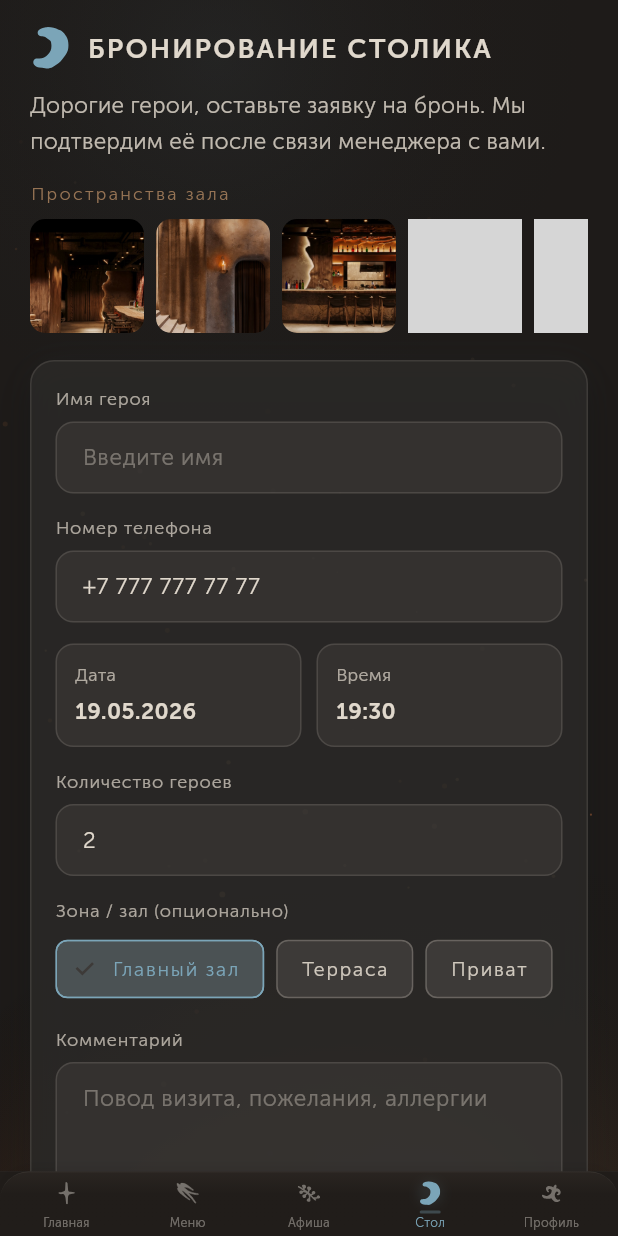
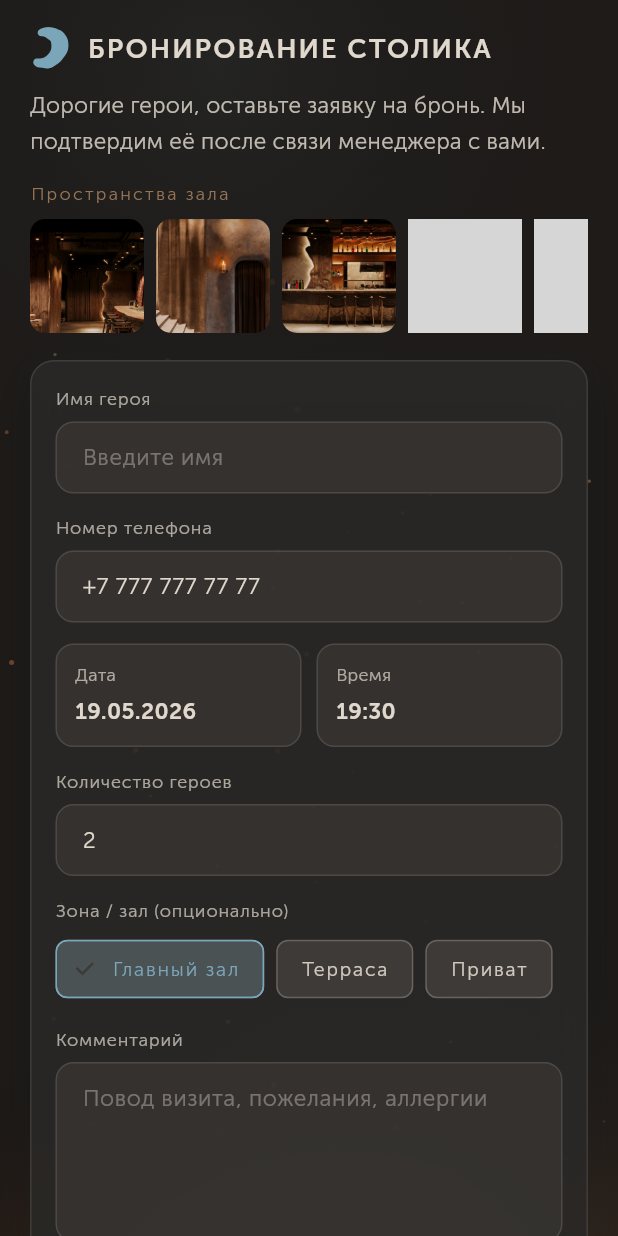
Before and after one commit to PannoApp/Panno, a Flutter app: the screen it shows after launch, scrolled down 576 dp, after a tap on "Забронировать стол", on a phone screen of 412 x 824 dp. Run offline on Flutter 3.47's test engine with Material 3 defaults, Android fonts, the phone set to English and light mode, and no system bars; our stand-ins replace flutter_animate, flutter_svg, sensors_plus, shared_preferences; grey boxes are pictures that could not be loaded.

Commit message:
feat: add InteriorScreen and update navigation for BookingScreen in home action and event blocks

```diff
--- a/lib/core/home_data.dart
+++ b/lib/core/home_data.dart
@@ -2,6 +2,9 @@
 // UI читает только эти модели, не хардкодит строки/цвета/пути
 import 'package:flutter/material.dart';
 import 'theme.dart';
+
+/// Открыть [BookingScreen] через Navigator.push, не tab.
+const int kNavOpenBooking = -1;
 
 // ─────────────────────────────────────────────────────────────────────────────
 // Категории меню / разделы путешествия
@@ -22,7 +25,8 @@
   final String subtitle;
   final String totemAsset;
   final Color accentColor;
-  final int navIndex; // куда перейти при нажатии
+  /// Индекс вкладки RootShell или [kNavOpenBooking] для push BookingScreen.
+  final int navIndex;
   final String? badge; // опциональный бейдж (например «NEW»)
 }
 
@@ -49,7 +53,7 @@
     subtitle: 'Мероприятия',
     totemAsset: 'assets/images/tree_totem (1).svg',
     accentColor: Color(0xFF9BB898), // приглушённый зелёный (природа, АУА)
-    navIndex: 2,
+    navIndex: 3,
     badge: 'СКОРО',
   ),
   MenuCategory(
@@ -58,7 +62,7 @@
     subtitle: 'Стол на вечер',
     totemAsset: 'assets/images/moon_totem (1).svg',
     accentColor: PiligrimColors.water,
-    navIndex: 3,
+    navIndex: kNavOpenBooking,
   ),
 ];
 
--- a/lib/main.dart
+++ b/lib/main.dart
@@ -6,8 +6,8 @@
 import 'screens/splash_screen.dart';
 import 'screens/home_screen.dart';
 import 'screens/menu_screen.dart';
+import 'screens/interior_screen.dart';
 import 'screens/events_screen.dart';
-import 'screens/booking_screen.dart';
 import 'screens/profile_screen.dart';
 import 'widgets/bottom_nav_bar.dart';
 
@@ -82,8 +82,8 @@
         children: [
           HomeScreen(onNavigate: _navigate),
           const MenuScreen(),
+          const InteriorScreen(),
           const EventsScreen(),
-          const BookingScreen(),
           const ProfileScreen(),
         ],
       ),
--- /dev/null
+++ b/lib/screens/interior_screen.dart
@@ -0,0 +1,104 @@
+// Интерьер ресторана — галерея пространства (tab).
+import 'package:flutter/material.dart';
+import '../core/interior_assets.dart';
+import '../core/theme.dart';
+import '../widgets/piligrim_background.dart';
+
+class InteriorScreen extends StatefulWidget {
+  const InteriorScreen({super.key});
+
+  @override
+  State<InteriorScreen> createState() => _InteriorScreenState();
+}
+
+class _InteriorScreenState extends State<InteriorScreen>
+    with AutomaticKeepAliveClientMixin {
+  @override
+  bool get wantKeepAlive => true;
+
+  @override
+  Widget build(BuildContext context) {
+    super.build(context);
+    final images = PiligrimInteriorAssets.allInteriorPngs;
+    final cacheW = PiligrimInteriorAssets.decodeCacheWidth(context);
+
+    return Scaffold(
+      backgroundColor: const Color(0xFF1E1B19),
+      body: Stack(
+        children: [
+          const Positioned.fill(child: PiligrimBackground(cinematic: true)),
+          SafeArea(
+            bottom: false,
+            child: CustomScrollView(
+              physics: const BouncingScrollPhysics(
+                parent: AlwaysScrollableScrollPhysics(),
+              ),
+              slivers: [
+                SliverToBoxAdapter(
+                  child: Padding(
+                    padding: const EdgeInsets.fromLTRB(24, 16, 24, 8),
+                    child: Column(
+                      crossAxisAlignment: CrossAxisAlignment.start,
+                      children: [
+                        Text(
+                          'ИНТЕРЬЕР',
+                          style: PiligrimTextStyles.sectionLabel.copyWith(
+                            letterSpacing: 2.8,
+                            color: PiligrimColors.sky.withValues(alpha: 0.55),
+                          ),
+                        ),
+                        const SizedBox(height: 8),
+                        Text(
+                          'Пространство PILIGRIM',
+                          style: PiligrimTextStyles.heading.copyWith(
+                            fontSize: 24,
+                            color: PiligrimColors.sky,
+                            height: 1.25,
+                          ),
+                        ),
+                        const SizedBox(height: 10),
+                        Text(
+                          'Тёплый свет, дерево и тишина — атмосфера Modern Nomad.',
+                          style: PiligrimTextStyles.body.copyWith(
+                            fontSize: 13,
+                            height: 1.55,
+                            color: PiligrimColors.sky.withValues(alpha: 0.72),
+                          ),
+                        ),
+                      ],
+                    ),
+                  ),
+                ),
+                SliverPadding(
+                  padding: const EdgeInsets.fromLTRB(20, 12, 20, 100),
+                  sliver: SliverGrid(
+                    gridDelegate: const SliverGridDelegateWithFixedCrossAxisCount(
+                      crossAxisCount: 2,
+                      mainAxisSpacing: 12,
+                      crossAxisSpacing: 12,
+                      childAspectRatio: 0.82,
+                    ),
+                    delegate: SliverChildBuilderDelegate(
+                      (context, i) {
+                        final path = images[i];
+                        return ClipRRect(
+                          borderRadius: BorderRadius.circular(12),
+                          child: Image.asset(
+                            path,
+                            fit: BoxFit.cover,
+                            cacheWidth: cacheW,
+                          ),
+                        );
+                      },
+                      childCount: images.length,
+                    ),
+                  ),
+                ),
+              ],
+            ),
+          ),
+        ],
+      ),
+    );
+  }
+}
--- a/lib/widgets/bottom_nav_bar.dart
+++ b/lib/widgets/bottom_nav_bar.dart
@@ -24,8 +24,8 @@
   static const _items = [
     _NavItem(label: 'Главная', asset: 'assets/images/star_totem (1).svg'),
     _NavItem(label: 'Меню', asset: 'assets/images/bird_totem (1).svg'),
+    _NavItem(label: 'Интерьер', asset: 'assets/images/wheel_totem (1).svg'),
     _NavItem(label: 'Афиша', asset: 'assets/images/tree_totem (1).svg'),
-    _NavItem(label: 'Стол', asset: 'assets/images/moon_totem (1).svg'),
     _NavItem(label: 'Профиль', asset: 'assets/images/shaman.svg'),
   ];
 
--- a/lib/widgets/home_action_block.dart
+++ b/lib/widgets/home_action_block.dart
@@ -2,6 +2,7 @@
 import 'package:flutter/material.dart';
 import 'package:flutter_animate/flutter_animate.dart';
 import '../core/theme.dart';
+import '../screens/booking_screen.dart';
 import 'piligrim_tap.dart';
 import 'ember_cta.dart';
 
@@ -19,7 +20,13 @@
           EmberCta(
             label: 'Забронировать стол',
             iconAsset: 'assets/images/moon_totem (1).svg',
-            onTap: () => onNavigate?.call(3),
+            onTap: () {
+              Navigator.of(context).push(
+                MaterialPageRoute<void>(
+                  builder: (_) => const BookingScreen(),
+                ),
+              );
+            },
           )
               .animate(delay: 60.ms)
               .fadeIn(duration: 520.ms, curve: Curves.easeOut)
--- a/lib/widgets/home_event_block.dart
+++ b/lib/widgets/home_event_block.dart
@@ -37,7 +37,7 @@
               ),
               const Spacer(),
               PiligrimTap(
-                onTap: () => onNavigate?.call(2),
+                onTap: () => onNavigate?.call(3),
                 child: Text(
                   'Все события →',
                   style: PiligrimTextStyles.caption.copyWith(
@@ -59,7 +59,7 @@
           ),
           const SizedBox(height: 10),
           PiligrimTap(
-            onTap: () => onNavigate?.call(2),
+            onTap: () => onNavigate?.call(3),
             child: Text(
               event.title,
               style: PiligrimTextStyles.heading.copyWith(
--- a/lib/widgets/home_totem_path.dart
+++ b/lib/widgets/home_totem_path.dart
@@ -4,6 +4,7 @@
 import 'package:flutter_svg/flutter_svg.dart';
 import '../core/theme.dart';
 import '../core/home_data.dart';
+import '../screens/booking_screen.dart';
 import 'piligrim_tap.dart';
 
 class HomeTotemPathRow extends StatefulWidget {
@@ -20,6 +21,14 @@
   void _onItemTap(int index) {
     setState(() => _selected = index);
     final cat = kMenuCategories[index];
+    if (cat.navIndex == kNavOpenBooking) {
+      Navigator.of(context).push(
+        MaterialPageRoute<void>(
+          builder: (_) => const BookingScreen(),
+        ),
+      );
+      return;
+    }
     widget.onNavigate?.call(cat.navIndex);
   }
 
```
